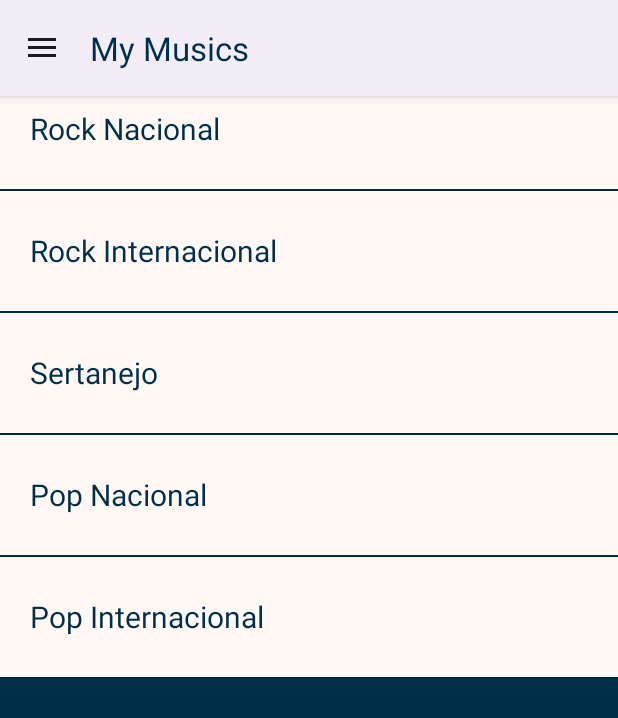
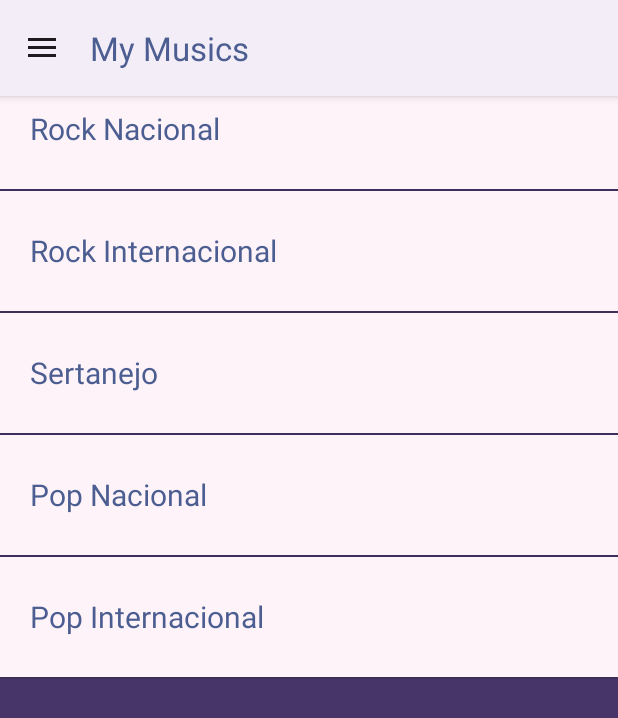
Before and after one commit to oliveiradsmatheus/myMusicApp, an Android app: the screen it shows after launch (MainActivity), in the side drawer, after a tap on "Listar Gêneros", on a phone screen of 412 x 824 dp. Shown: the top 718 px of the screen. Run offline under Robolectric (Android 15) with nearby library versions, the phone set to English and light mode, and no system bars.

Commit message:
Alteração no themes.xml

```diff
--- a/app/src/main/res/layout/genero_item_layout.xml
+++ b/app/src/main/res/layout/genero_item_layout.xml
@@ -2,7 +2,7 @@
 <LinearLayout xmlns:android="http://schemas.android.com/apk/res/android"
     android:layout_width="match_parent"
     android:layout_height="80dp"
-    android:background="@color/laranja_claro"
+    android:background="@color/rosa_claro"
     android:gravity="center|start"
     android:orientation="vertical">
 
--- a/app/src/main/res/layout/header_menu.xml
+++ b/app/src/main/res/layout/header_menu.xml
@@ -4,7 +4,8 @@
     xmlns:tools="http://schemas.android.com/tools"
     android:layout_width="match_parent"
     android:layout_height="120dp"
-    android:background="#C5E1A5">
+    android:background="@color/rosa"
+    android:padding="20dp">
 
     <ImageView
         android:id="@+id/imageView"
--- a/app/src/main/res/values/colors.xml
+++ b/app/src/main/res/values/colors.xml
@@ -3,15 +3,15 @@
     <color name="branco">#FF000000</color>
     <color name="preto">#FFFFFFFF</color>
 
-    <color name="laranja">#FFCCBC</color>
-    <color name="laranja_claro">#FFF8F5</color>
+    <color name="rosa">#f79eb1</color>
+    <color name="rosa_claro">#fef3f8</color>
 
-    <color name="fundo">#003049</color>
-    <color name="fundo_card">#EBEBEB</color>
+    <color name="fundo">#473469</color>
+    <color name="fundo_card">#f2e7d2</color>
 
     <color name="botao">#D1495B</color>
     <color name="verde">#1F7A8C</color>
 
-    <color name="texto">#003049</color>
-    <color name="texto_claro">#EBEBEB</color>
+    <color name="texto">#4c5e91</color>
+    <color name="texto_claro">#f2e7d2</color>
 </resources>
--- a/app/src/main/res/values/themes.xml
+++ b/app/src/main/res/values/themes.xml
@@ -1,8 +1,10 @@
 <resources>
     <style name="Base.Theme.MyMusicApp" parent="Theme.Material3.DayNight">
-        <item name="colorPrimary">@color/laranja</item>
+        <item name="colorPrimary">@color/rosa</item>
         <item name="android:colorBackground">@color/fundo</item>
         <item name="titleTextColor">@color/texto</item>
+
+        <item name="android:windowLightStatusBar">true</item>
     </style>
 
     <style name="Theme.MyMusicApp" parent="Base.Theme.MyMusicApp" />
```
